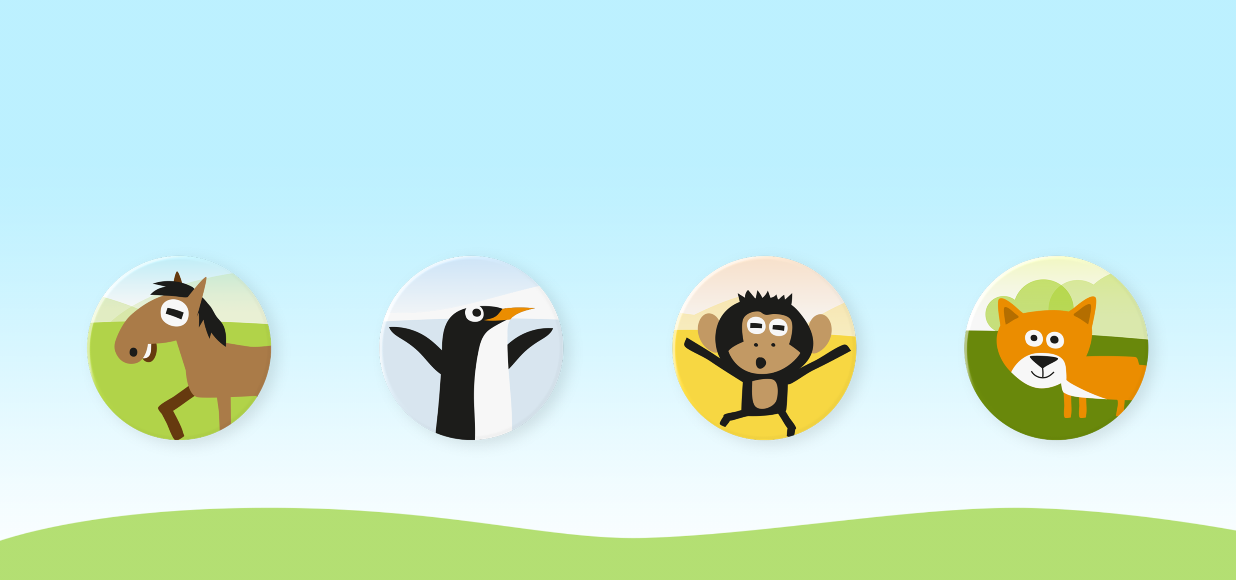
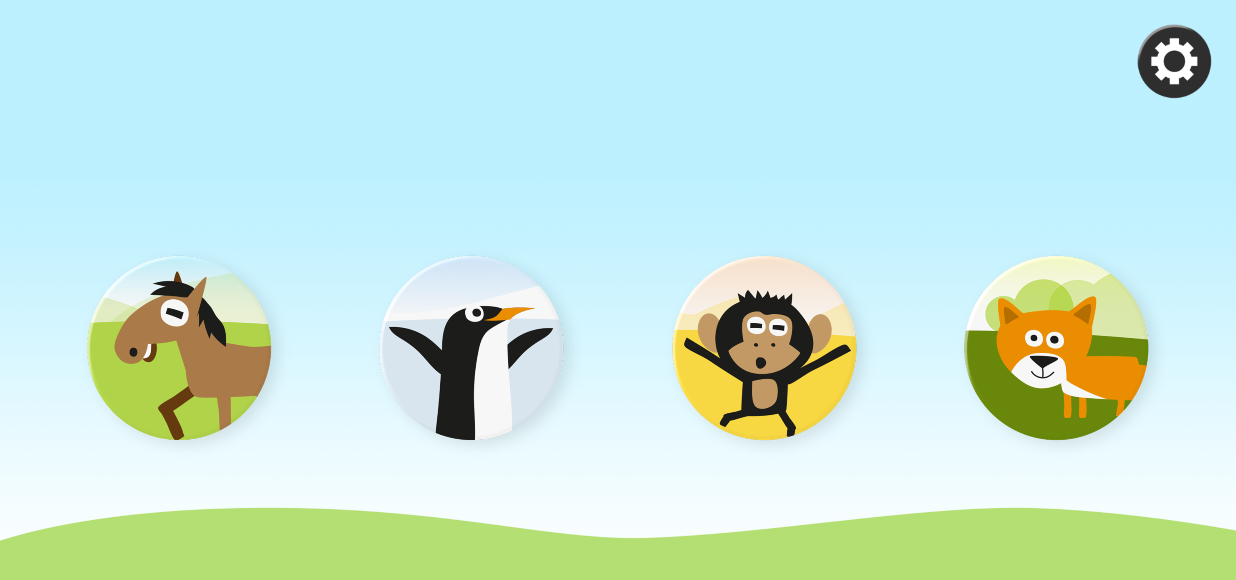
Before and after one commit to miloszatko/AnimalProject, an Android app: the screen it shows after launch (MainActivity), on a phone screen of 824 x 412 dp (held sideways). Shown: the top 580 px of the screen. Run offline under Robolectric (Android 15) with nearby library versions, the phone set to English and light mode, and no system bars.

Commit message:
Settings screen added (from MainActivity), no buttons yet

```diff
--- a/app/src/main/java/sk/mmx/animalProject/Globals.kt
+++ b/app/src/main/java/sk/mmx/animalProject/Globals.kt
@@ -1,5 +1,6 @@
 package sk.mmx.animalProject
 
+import android.view.View
 
 var environment = "default"
 
--- a/app/src/main/java/sk/mmx/animalProject/MainActivity.kt
+++ b/app/src/main/java/sk/mmx/animalProject/MainActivity.kt
@@ -6,6 +6,7 @@ import android.os.Bundle
 import android.view.MotionEvent
 import android.view.View
 import android.widget.Button
+import android.widget.ImageView
 
 class MainActivity : AppCompatActivity(), View.OnTouchListener {
 
@@ -25,6 +26,13 @@ class MainActivity : AppCompatActivity(), View.OnTouchListener {
         btnForest.setOnTouchListener(this)
         btnPolar.setOnTouchListener(this)
         btnSavana.setOnTouchListener(this)
+
+
+        val imageViewSettings = findViewById<ImageView>(R.id.imageViewSettings)
+        imageViewSettings.setOnClickListener {
+            val intent = Intent(this, SettingsScreen::class.java)
+            startActivity(intent)
+        }
     }
 
     override fun onResume() {
--- a/app/src/main/res/layout/activity_main.xml
+++ b/app/src/main/res/layout/activity_main.xml
@@ -45,5 +45,11 @@
             app:layout_constraintHorizontal_bias="0.5" app:layout_constraintEnd_toEndOf="parent"
             android:background="@drawable/btn_forest3x" android:layout_width="150dp" android:layout_height="150dp"
             android:tag="4" app:layout_constraintVertical_bias="0.6"/>
+    <ImageView
+            android:layout_width="50dp"
+            android:layout_height="50dp" app:srcCompat="@drawable/btn_settings"
+            android:id="@+id/imageViewSettings"
+            app:layout_constraintEnd_toEndOf="parent" android:layout_marginEnd="16dp" android:layout_marginTop="16dp"
+            app:layout_constraintTop_toTopOf="parent"/>
 
 </android.support.constraint.ConstraintLayout>
```
Also changed, not shown: app/src/main/AndroidManifest.xml (+7 -1 lines), app/src/main/java/sk/mmx/animalProject/GameScreen.kt (+3 -6 lines), app/src/main/java/sk/mmx/animalProject/SettingsScreen.kt (added, +29 -0 lines), app/src/main/res/layout/settings_screen.xml (added, +21 -0 lines), app/src/main/res/drawable/btn_settings.png (added).
